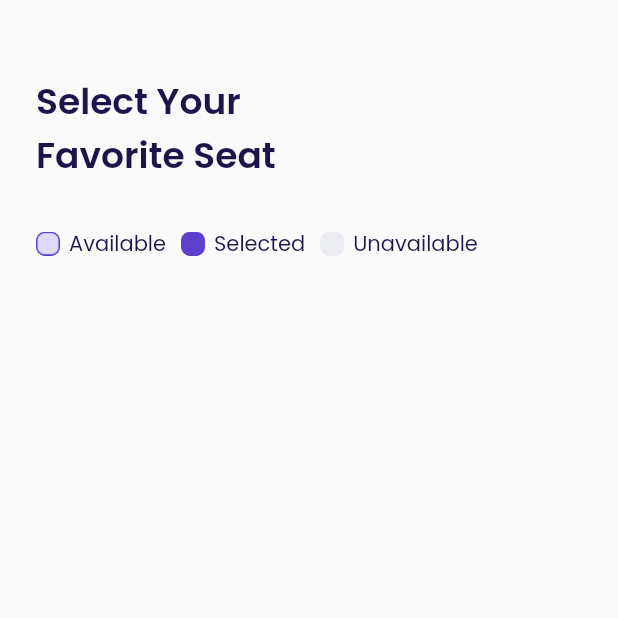
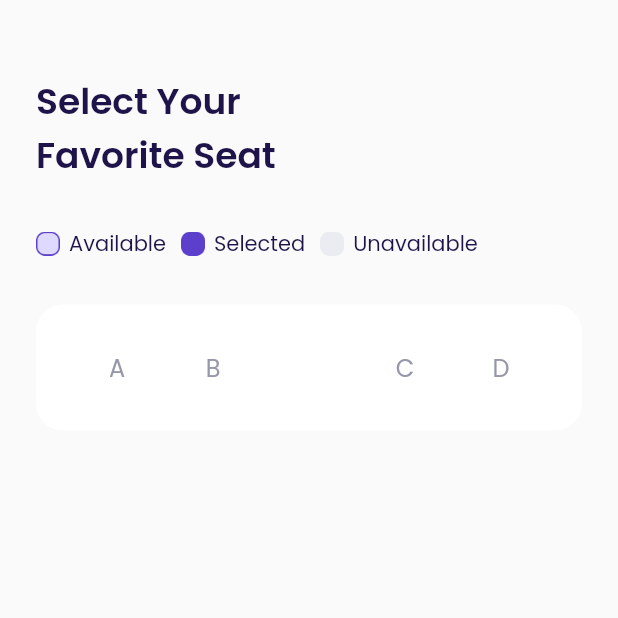
Before and after one commit to acepnurmansidik/MobileApp-Travel, a Flutter app: the ChooseSeatPage screen opened directly, on a phone screen of 412 x 824 dp, the top half of it. Run offline on Flutter 3.47's test engine with Material 2 defaults, Android fonts, the phone set to English and light mode, and no system bars; our stand-ins replace google_fonts.

Commit message:
choose seat page - seat indicator

```diff
--- a/lib/ui/pages/choose_seat_page.dart
+++ b/lib/ui/pages/choose_seat_page.dart
@@ -31,10 +31,9 @@ class ChooseSeatPage extends StatelessWidget {
                   height: 16,
                   margin: EdgeInsets.only(right: 6),
                   decoration: BoxDecoration(
-                    image: DecorationImage(
-                      image: AssetImage('assets/icons/icon_available.png')
-                    )
-                  ),
+                      image: DecorationImage(
+                          image:
+                              AssetImage('assets/icons/icon_available.png'))),
                 ),
                 Text(
                   'Available',
@@ -42,7 +41,9 @@ class ChooseSeatPage extends StatelessWidget {
                 )
               ],
             ),
-            SizedBox(width: 10,),
+            SizedBox(
+              width: 10,
+            ),
             Row(
               children: [
                 Container(
@@ -50,10 +51,8 @@ class ChooseSeatPage extends StatelessWidget {
                   height: 16,
                   margin: EdgeInsets.only(right: 6),
                   decoration: BoxDecoration(
-                    image: DecorationImage(
-                      image: AssetImage('assets/icons/icon_selected.png')
-                    )
-                  ),
+                      image: DecorationImage(
+                          image: AssetImage('assets/icons/icon_selected.png'))),
                 ),
                 Text(
                   'Selected',
@@ -61,7 +60,9 @@ class ChooseSeatPage extends StatelessWidget {
                 )
               ],
             ),
-            SizedBox(width: 10,),
+            SizedBox(
+              width: 10,
+            ),
             Row(
               children: [
                 Container(
@@ -69,10 +70,9 @@ class ChooseSeatPage extends StatelessWidget {
                   height: 16,
                   margin: EdgeInsets.only(right: 6),
                   decoration: BoxDecoration(
-                    image: DecorationImage(
-                      image: AssetImage('assets/icons/icon_unavailable.png')
-                    )
-                  ),
+                      image: DecorationImage(
+                          image:
+                              AssetImage('assets/icons/icon_unavailable.png'))),
                 ),
                 Text(
                   'Unavailable',
@@ -85,11 +85,73 @@ class ChooseSeatPage extends StatelessWidget {
       );
     }
 
+    Widget seatIndicator() {
+      return Container(
+        margin: EdgeInsets.only(top: 30),
+        padding: EdgeInsets.symmetric(
+          horizontal: 22,
+          vertical: 30
+        ),
+        decoration: BoxDecoration(
+          color: kWhiteColor,
+          borderRadius: BorderRadius.circular(18)
+        ),
+        child: Column(
+          children: [
+            Row(
+              children: [
+                Expanded(
+                  child: Center(
+                    child: Text(
+                      'A',
+                      style: greyStyle.copyWith(fontSize: 16),
+                    )
+                  ),
+                ),
+                Expanded(
+                  child: Center(
+                    child: Text(
+                      'B',
+                      style: greyStyle.copyWith(fontSize: 16),
+                    )
+                  ),
+                ),
+                Expanded(
+                  child: Center(
+                    child: Text(
+                      '',
+                      style: greyStyle.copyWith(fontSize: 16),
+                    )
+                  ),
+                ),
+                Expanded(
+                  child: Center(
+                    child: Text(
+                      'C',
+                      style: greyStyle.copyWith(fontSize: 16),
+                    )
+                  ),
+                ),
+                Expanded(
+                  child: Center(
+                    child: Text(
+                      'D',
+                      style: greyStyle.copyWith(fontSize: 16),
+                    )
+                  ),
+                ),
+              ],
+            ),
+          ],
+        ),
+      );
+    }
+
     return Scaffold(
       backgroundColor: kBackgroundColor,
       body: ListView(
         padding: EdgeInsets.symmetric(horizontal: defaultMargin),
-        children: [title(), seatStatus()],
+        children: [title(), seatStatus(), seatIndicator()],
       ),
     );
   }
```
Also changed, not shown: 1 other file.
